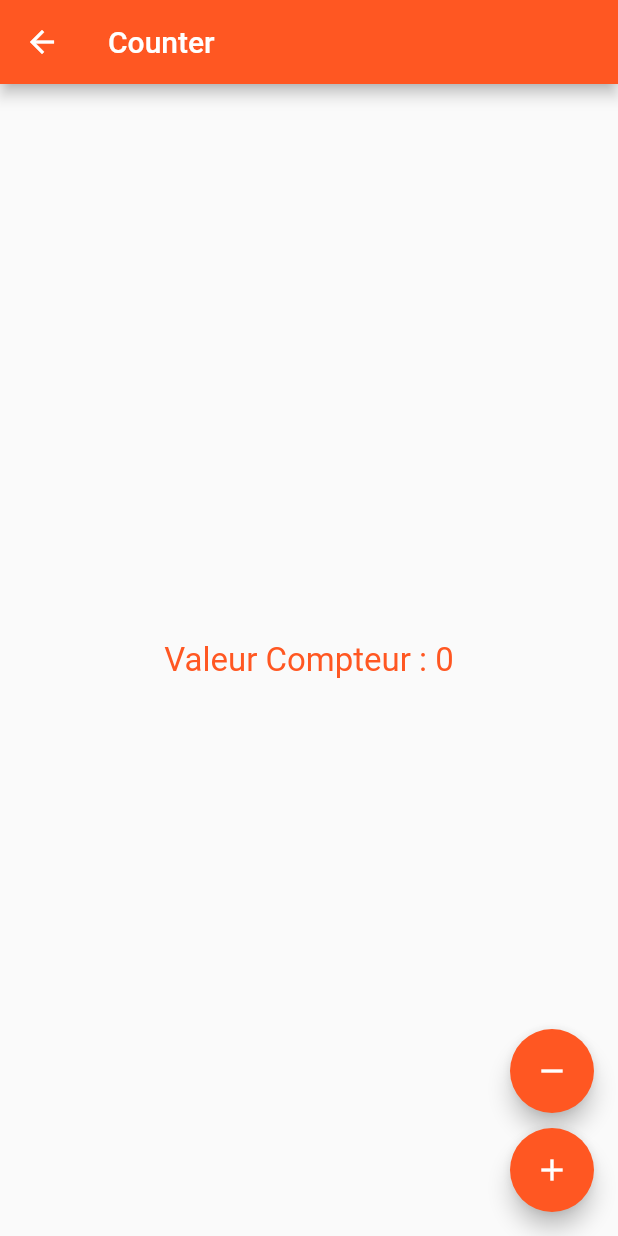
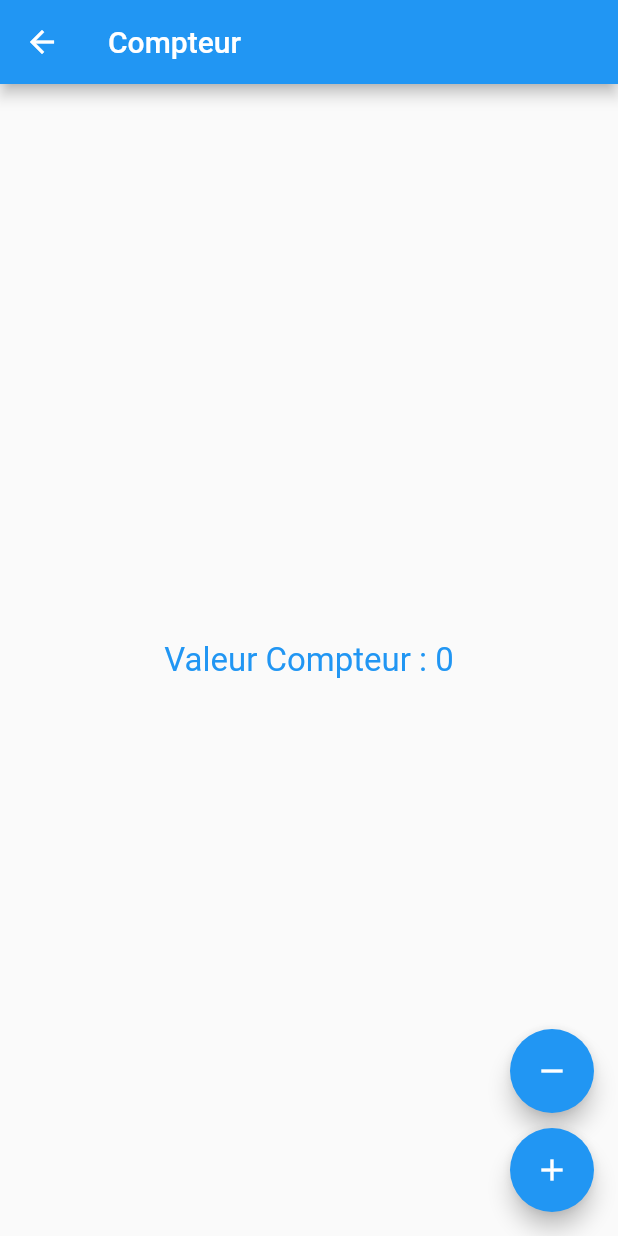
Before and after one commit to Jeylani77/basics-flutter, a Flutter app: the CounterPage screen opened by its route, on a phone screen of 412 x 824 dp. Run offline on Flutter 3.47's test engine with Material 2 defaults, Android fonts, the phone set to English and light mode, and no system bars.

Commit message:
Change Theme Data...

```diff
--- a/lib/config/global.params.dart
+++ b/lib/config/global.params.dart
@@ -2,8 +2,8 @@ import 'package:flutter/material.dart';
 
 class GlobalParams {
   static List<Map<String, dynamic>> menus = [
-  {"title" : "Counter", "icon" : Icon(Icons.home, color: Colors.orange,), "route" : "/counter"},
-    {"title" : "Meteo", "icon" : Icon(Icons.map, color: Colors.orange,), "route" : "/meteo"},
-    {"title" : "Gallery", "icon" : Icon(Icons.camera, color: Colors.orange,), "route" : "/gallery"},
+  {"title" : "Compteur", "icon" : Icon(Icons.home, color: Colors.blue,), "route" : "/counter"},
+    {"title" : "Meteo", "icon" : Icon(Icons.map, color: Colors.blue,), "route" : "/meteo"},
+    {"title" : "Galerie", "icon" : Icon(Icons.camera, color: Colors.blue,), "route" : "/gallery"},
   ];
 }
--- a/lib/main.dart
+++ b/lib/main.dart
@@ -12,14 +12,15 @@ class MyApp extends StatelessWidget {
   @override
   Widget build(BuildContext context) {
     return MaterialApp(
+      debugShowCheckedModeBanner: false,
       routes: {
         "/" : (context) => HomePage(),
         "/meteo" : (context) => MeteoPage(),
         "/gallery" : (context) => GalleryPage(),
         "/counter" : (context) => CounterPage(),
       },
-      theme: ThemeData(primarySwatch: Colors.deepOrange),
-      initialRoute: "/meteo",
+      theme: ThemeData(primarySwatch: Colors.blue),
+      initialRoute: "/",
     );
   }
 }
--- a/lib/ui/pages/counter.page.dart
+++ b/lib/ui/pages/counter.page.dart
@@ -11,10 +11,10 @@ class _CounterPageState extends State<CounterPage> {
   @override
   Widget build(BuildContext context) {
     return Scaffold(
-      appBar: AppBar(title: Text('Counter')),
+      appBar: AppBar(title: Text('Compteur')),
       body: Center(
         child: Text('Valeur Compteur : ${counter}',
-          style: TextStyle(fontSize: 22, color: Colors.deepOrange),),
+          style: TextStyle(fontSize: 22, color: Colors.blue),),
 
       ),
       floatingActionButton: Column(
--- a/lib/ui/pages/gallery-result.page.dart
+++ b/lib/ui/pages/gallery-result.page.dart
@@ -78,7 +78,7 @@ class _GalleryResultPageState extends State<GalleryResultPage> {
                         width: double.infinity,
                         padding: EdgeInsets.only(left: 10, right: 10, top: 10),
                         child: Card(
-                          color: Colors.deepOrange,
+                          color: Colors.blue,
                           child: Center(
                             child: Padding(
                               padding: const EdgeInsets.all(10),
--- a/lib/ui/pages/gallery.page.dart
+++ b/lib/ui/pages/gallery.page.dart
@@ -48,7 +48,7 @@ class _GalleryPageState extends State<GalleryPage> {
                   textEditingController.text = '';
                 },
                 child: Text(
-                  'Get Images',
+                  'Rechercher',
                   style: TextStyle(fontSize: 22, color: Colors.white),
                 )),
           )
--- a/lib/ui/widgets/drawer.widget.dart
+++ b/lib/ui/widgets/drawer.widget.dart
@@ -12,7 +12,7 @@ class MyDrawer extends StatelessWidget {
           DrawerHeader(
               decoration: BoxDecoration(
                   gradient: LinearGradient(
-                      colors: [Colors.white, Colors.deepOrange])),
+                      colors: [Colors.white, Colors.blue])),
               child: Center(
                 child: CircleAvatar(
                   backgroundImage: AssetImage("images/logo.jpg"),
@@ -30,7 +30,7 @@ class MyDrawer extends StatelessWidget {
                   leading: item['icon'],
                   trailing: Icon(
                     Icons.arrow_right,
-                    color: Colors.orange,
+                    color: Colors.blue,
                   ),
                   onTap: () {
                     Navigator.of(context).pop();
@@ -39,7 +39,7 @@ class MyDrawer extends StatelessWidget {
                 ),
                 Divider(
                   height: 4,
-                  color: Colors.deepOrange,
+                  color: Colors.blue,
                 )
               ],
             );
```
Also changed, not shown: lib/ui/pages/home.page.dart (+19 -2 lines).
